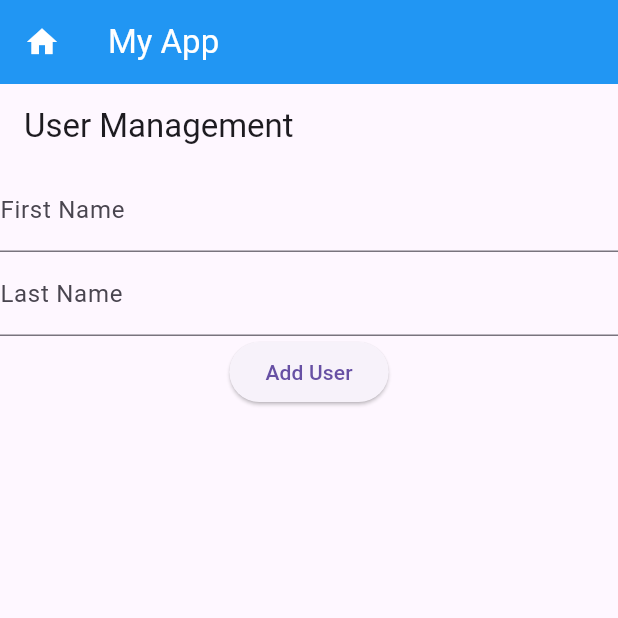
After one commit to oughzal/DEVOAM_M208, a Flutter app: the screen it shows after launch, after a tap on "Add User", on a phone screen of 412 x 824 dp, the top half of it. The commit adds this screen. Run offline on Flutter 3.47's test engine with Material 3 defaults, Android fonts, the light colour scheme and no system bars; our stand-ins replace sqflite; accounts and stored records are empty.

Commit message:
Intial Commit

```diff
--- /dev/null
+++ b/lib/DatabaseHelper.dart
@@ -0,0 +1,85 @@
+import 'package:sqflite/sqflite.dart';
+import 'package:path/path.dart';
+
+import 'User.dart';
+
+class DatabaseHelper {
+  static final DatabaseHelper instance = DatabaseHelper._init();
+  static Database? _database;
+
+  DatabaseHelper._init();
+
+  Future<Database> get database async {
+    if (_database != null) return _database!;
+    _database = await _initDB('users.db');
+    return _database!;
+  }
+
+  Future<Database> _initDB(String filePath) async {
+    final dbPath = await getDatabasesPath();
+    final path = join(dbPath, filePath);
+
+    return await openDatabase(path, version: 1, onCreate: _createDB);
+  }
+
+  Future _createDB(Database db, int version) async {
+    await db.execute('''
+      CREATE TABLE users(
+        id INTEGER PRIMARY KEY AUTOINCREMENT,
+        firstName TEXT NOT NULL,
+        lastName TEXT NOT NULL
+      )
+    ''');
+  }
+
+  Future<int> createUser(User user) async {
+    final db = await instance.database;
+    return await db.insert('users', user.toMap());
+  }
+
+  Future<User?> getUser(int id)async{
+    final db = await instance.database;
+    final List<Map<String, dynamic>> maps = await db.query("users", where: 'id=?',whereArgs: [id]);
+    if (maps.isNotEmpty) {
+      return User.fromMap(maps.first);
+    }
+    return null;
+  }
+
+  Future<List<User>> getUsers() async {
+    final db = await instance.database;
+    const orderBy = 'firstName ASC';
+    final result = await db.query('users', orderBy: orderBy);
+
+    return result
+        .map((json) => User(
+        id: json['id'] as int,
+        firstName: json['firstName'] as String,
+        lastName: json['lastName'] as String))
+        .toList();
+  }
+
+  Future<int> updateUser(User user) async {
+    final db = await instance.database;
+    return db.update(
+      'users',
+      user.toMap(),
+      where: 'id = ?',
+      whereArgs: [user.id],
+    );
+  }
+
+  Future<int> deleteUser(int id) async {
+    final db = await instance.database;
+    return await db.delete(
+      'users',
+      where: 'id = ?',
+      whereArgs: [id],
+    );
+  }
+
+  Future close() async {
+    final db = await instance.database;
+    db.close();
+  }
+}
--- /dev/null
+++ b/lib/User.dart
@@ -0,0 +1,10 @@
+class User{
+  int id;
+  String firstName;
+  String lastName;
+
+
+  User({required this.id,required this.firstName,required this.lastName});
+
+  toMap() {}
+}
--- /dev/null
+++ b/lib/UserScreen.dart
@@ -0,0 +1,151 @@
+import 'package:flutter/material.dart';
+import 'User.dart';
+import 'DatabaseHelper.dart';
+
+class UserScreen extends StatefulWidget {
+  @override
+  _UserScreenState createState() => _UserScreenState();
+}
+
+class _UserScreenState extends State<UserScreen> {
+  late DatabaseHelper _databaseHelper;
+  late List<User> _users;
+  late TextEditingController _firstNameController;
+  late TextEditingController _lastNameController;
+
+  @override
+  void initState() {
+    super.initState();
+    _databaseHelper = DatabaseHelper.instance;
+    _users = [];
+    _firstNameController = TextEditingController();
+    _lastNameController = TextEditingController();
+    _refreshUsers();
+  }
+
+  Future<void> _refreshUsers() async {
+    List<User> users = await _databaseHelper.getUsers();
+    setState(() {
+      _users = users;
+    });
+  }
+
+  Future<void> _addUser() async {
+    String firstName = _firstNameController.text;
+    String lastName = _lastNameController.text;
+    if (firstName.isNotEmpty && lastName.isNotEmpty) {
+      User newUser = User(firstName: firstName, lastName: lastName);
+      await _databaseHelper.createUser(newUser);
+      _firstNameController.clear();
+      _lastNameController.clear();
+      _refreshUsers();
+    }
+  }
+
+  Future<void> _updateUser(User user) async {
+    await _databaseHelper.updateUser(user);
+    _refreshUsers();
+  }
+
+  Future<void> _deleteUser(int id) async {
+    await _databaseHelper.deleteUser(id);
+    _refreshUsers();
+  }
+
+  @override
+  Widget build(BuildContext context) {
+    return Scaffold(
+      appBar: AppBar(
+        title: Text('User Management'),
+      ),
+      body: Column(
+        children: <Widget>[
+          TextField(
+            controller: _firstNameController,
+            decoration: InputDecoration(labelText: 'First Name'),
+          ),
+          TextField(
+            controller: _lastNameController,
+            decoration: InputDecoration(labelText: 'Last Name'),
+          ),
+          ElevatedButton(
+            onPressed: _addUser,
+            child: Text('Add User'),
+          ),
+          Expanded(
+            child: ListView.builder(
+              itemCount: _users.length,
+              itemBuilder: (context, index) {
+                User user = _users[index];
+                return ListTile(
+                  title: Text(user.firstName),
+                  subtitle: Text(user.lastName),
+                  trailing: Row(
+                    mainAxisSize: MainAxisSize.min,
+                    children: <Widget>[
+                      IconButton(
+                        icon: Icon(Icons.edit),
+                        onPressed: () {
+                          showDialog(
+                            context: context,
+                            builder: (context) => AlertDialog(
+                              title: Text('Edit User'),
+                              content: Column(
+                                mainAxisSize: MainAxisSize.min,
+                                children: <Widget>[
+                                  TextField(
+                                    controller: TextEditingController()
+                                      ..text = user.firstName,
+                                    onChanged: (value) {
+                                      user.firstName = value;
+                                    },
+                                    decoration:
+                                    InputDecoration(labelText: 'First Name'),
+                                  ),
+                                  TextField(
+                                    controller: TextEditingController()
+                                      ..text = user.lastName,
+                                    onChanged: (value) {
+                                      user.lastName = value;
+                                    },
+                                    decoration:
+                                    InputDecoration(labelText: 'Last Name'),
+                                  ),
+                                ],
+                              ),
+                              actions: <Widget>[
+                                ElevatedButton(
+                                  onPressed: () {
+                                    Navigator.pop(context);
+                                  },
+                                  child: Text('Cancel'),
+                                ),
+                                ElevatedButton(
+                                  onPressed: () async {
+                                    await _updateUser(user);
+                                    Navigator.pop(context);
+                                  },
+                                  child: Text('Save'),
+                                ),
+                              ],
+                            ),
+                          );
+                        },
+                      ),
+                      IconButton(
+                        icon: Icon(Icons.delete),
+                        onPressed: () {
+                          _deleteUser(user.id);
+                        },
+                      ),
+                    ],
+                  ),
+                );
+              },
+            ),
+          ),
+        ],
+      ),
+    );
+  }
+}
--- a/lib/main.dart
+++ b/lib/main.dart
@@ -1,3 +1,4 @@
+import 'package:devm208/UserScreen.dart';
 import 'package:flutter/material.dart';
 
 void main() {
@@ -23,6 +24,7 @@ class _FirstAppState extends State<FirstApp> {
           leading: const Icon(Icons.home , color: Colors.white,),
           title: Text("My App", style: TextStyle(color: Colors.white),),
         ),
+        body: UserScreen(),
       ),
     );
   }
```
